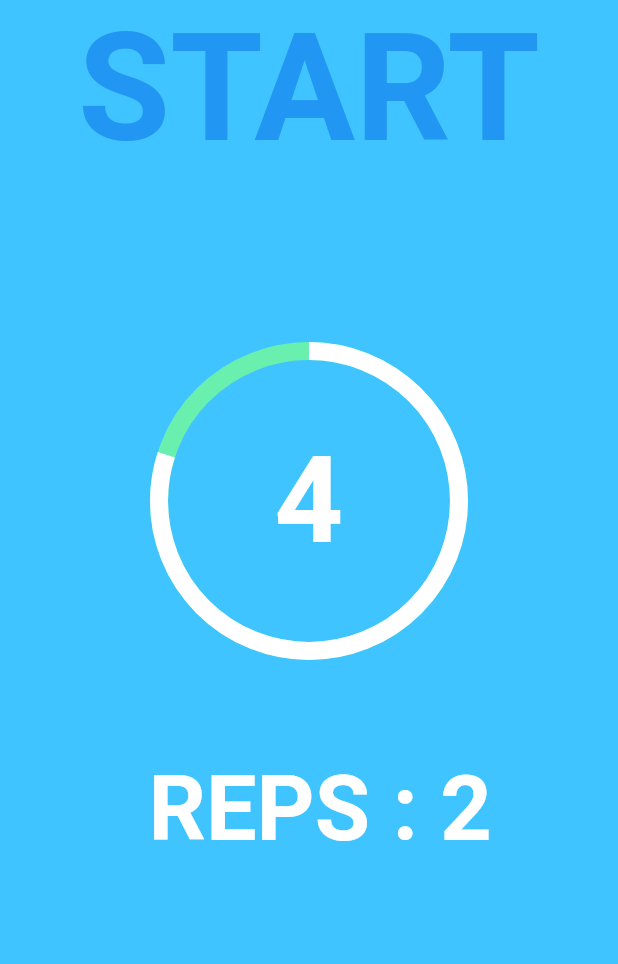
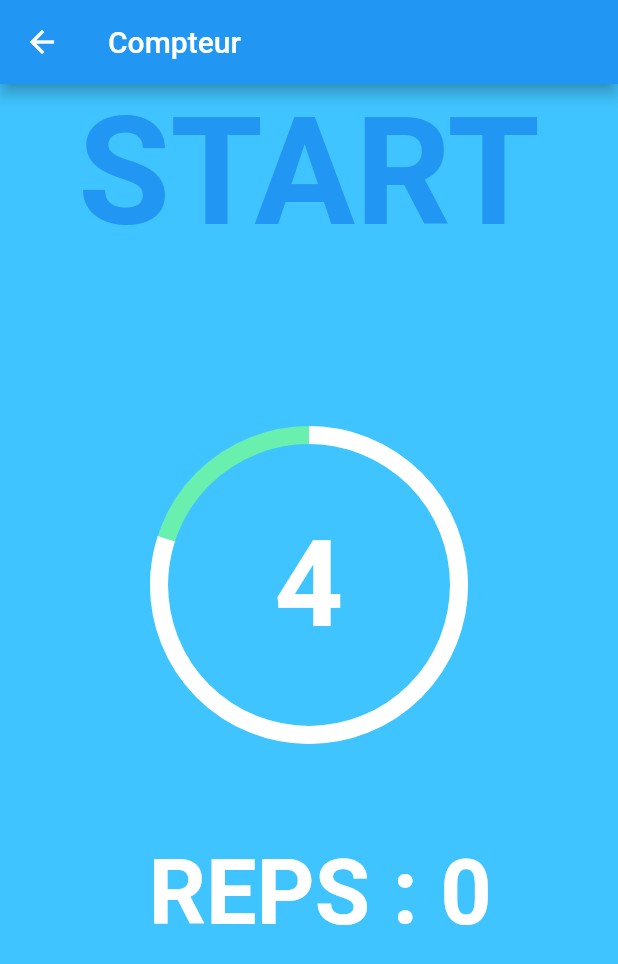
Before and after one commit to AnthonyStede/TrainTimerFlutter, a Flutter app: the screen it shows after launch, after a tap on "GO !", on a phone screen of 412 x 824 dp. Shown: the top 964 px of the screen. Run offline on Flutter 3.47's test engine with Material 2 defaults, Android fonts, the phone set to English and light mode, and no system bars.

Commit message:
pass the data to compteur, now can config work time, wait time and number of rep

```diff
--- a/train_timer/lib/main.dart
+++ b/train_timer/lib/main.dart
@@ -1,5 +1,6 @@
 import 'dart:async';
 import 'package:flutter/material.dart';
+import 'package:flutter/services.dart';
 import 'package:train_timer/timerPage.dart';
 import 'package:train_timer/timerParameter.dart';
 
@@ -18,7 +19,7 @@ class MyApp extends StatelessWidget {
       theme: ThemeData(
         primarySwatch: Colors.blue,
       ),
-      home: MyHomePage(title: 'Timer', timerParameter: TimerParameter(0,0,0)),
+      home: MyHomePage(title: 'Timer', timerParameter: TimerParameter("0","0","0")),
     );
   }
 }
@@ -27,7 +28,9 @@ class MyHomePage extends StatelessWidget {
   MyHomePage({Key? key, required this.title, required this.timerParameter}) : super(key: key);
   final String title;
   TimerParameter timerParameter;
-
+  get nbreReps => timerParameter.nbreReps;
+  get secondsWork => timerParameter.secondsWork;
+  get secondsWait => timerParameter.secondsWait;
   @override
   Widget build(BuildContext context){
     return Scaffold(
@@ -43,46 +46,50 @@ class MyHomePage extends StatelessWidget {
                 ...[
                   TextFormField(
                     autofocus: true,
+                    keyboardType: TextInputType.number,
                     textInputAction: TextInputAction.next,
                     decoration: const InputDecoration(
                       filled: true,
-                      hintText: "temps d'exercice",
-                      labelText: "temps d'exercice",
+                      hintText: "Work Time",
+                      labelText: "Work Time",
                     ),
-                    onChanged: (value) {
-                      timerParameter.secondsWork = value as int;
+                      onChanged: (value) {
+                      timerParameter.secondsWork = value as String;
                     },
                   ),
                   TextFormField(
                     autofocus: true,
+                    keyboardType: TextInputType.number,
                     textInputAction: TextInputAction.next,
                     decoration: const InputDecoration(
                       filled: true,
-                      hintText: "temps de repos",
-                      labelText: "temps de repos",
+                      hintText: "Rest Time",
+                      labelText: "Rest Time",
                     ),
                     onChanged: (value) {
-                      timerParameter.secondsWait = value as int;
+                      timerParameter.secondsWait = value as String;
                     },
                   ),
                   TextFormField(
                     autofocus: true,
+                    keyboardType: TextInputType.number,
                     textInputAction: TextInputAction.next,
                     decoration: const InputDecoration(
                       filled: true,
-                      hintText: "nombres de répétitions",
-                      labelText: "nombres de répétitions",
+                      hintText: "number of repetitions",
+                      labelText: "number of repetitions",
                     ),
                     onChanged: (value) {
-                      timerParameter.nbreReps = value as int;
+                      timerParameter.nbreReps = value as String;
                     },
                   ),
                   TextButton(
+
                     child: const Text("GO !"),
                     onPressed: () =>
                       Navigator.push(context, MaterialPageRoute(
-                          builder: (context) => const TimerPage(title: 'Timer')))
-
+                          builder: (context) =>
+                          TimerPage(title: 'Timer',rep:nbreReps,secondsWait:secondsWait ,secondsWork:secondsWork,)))
                   )
                 ]
               ]
--- a/train_timer/lib/timerPage.dart
+++ b/train_timer/lib/timerPage.dart
@@ -1,32 +1,34 @@
 import 'dart:async';
 import 'package:flutter/material.dart';
+import 'package:train_timer/timerParameter.dart';
 
 
 
 class TimerPage extends StatefulWidget {
-  const TimerPage({Key? key, required this.title}) : super(key: key);
+  const TimerPage({Key? key, required this.title,required this.rep,required this.secondsWait,required this.secondsWork}) : super(key: key);
   final String title;
+  final String rep;
+  final String secondsWork;
+  final String secondsWait;
   @override
   State<TimerPage> createState() => _TimerPageState();
 }
 
 class _TimerPageState extends State<TimerPage> {
-  static const maxSecondsWork = 60;
-  static const maxSecondsWait = 10;
-  static const maxRep = 2;
+
   String task = "START";
   Color bgColor = Colors.lightBlueAccent;
   Color textColor = Colors.blue;
   bool onStart = true;
-  int rep = maxRep;
-  int secondsWork = maxSecondsWork;
-  int secondsWait = maxSecondsWait;
   int seconds = 5;
   int state = 0;
   int circularSeconds = 5;
   Timer? timer;
-  void startTimer(){
+  int showRep =0;
+
+  void startTimer(int rep,int secondsWork,int secondsWait){
     final timerDone = seconds == 0;
+    showRep = rep;
     timer = Timer.periodic(Duration(seconds : 1), (_) {
       if (seconds > 0) {
         setState(() => seconds--);
@@ -35,8 +37,8 @@ class _TimerPageState extends State<TimerPage> {
         if(rep > 0){
           if(state == 0){
             state = 1;
-            seconds = maxSecondsWork;
-            circularSeconds = maxSecondsWork;
+            seconds = secondsWork;
+            circularSeconds = secondsWork;
             setState(() {
               task = "WORK";
               textColor = Colors.green;
@@ -45,19 +47,20 @@ class _TimerPageState extends State<TimerPage> {
           }
           else if(state == 1){
             state = 2;
-            seconds = maxSecondsWait;
-            circularSeconds = maxSecondsWait;
+            seconds = secondsWait;
+            circularSeconds = secondsWait;
             setState(() {
               task = "REST";
               textColor = Colors.pink;
               bgColor = Colors.pinkAccent;
               rep--;
+              showRep--;
             });
           }
           else{
             state = 1;
-            seconds = maxSecondsWork;
-            circularSeconds = maxSecondsWork;
+            seconds = secondsWork;
+            circularSeconds = secondsWork;
             setState(() {
               task = "WORK";
               textColor = Colors.green;
@@ -75,6 +78,10 @@ class _TimerPageState extends State<TimerPage> {
   Widget build(BuildContext context) {
 
     return Scaffold(
+      appBar: AppBar(
+        title: Text("Compteur"),
+        leading: BackButton(),
+      ),
       backgroundColor: bgColor,
       body: Center(
 
@@ -127,7 +134,7 @@ class _TimerPageState extends State<TimerPage> {
   }
   Widget buildTextRep() {
     return Text(
-        "\n REPS : " + '$rep',
+        "\n REPS : " + '$showRep',
         style: TextStyle(
           fontWeight: FontWeight.bold,
           color: Colors.white,
@@ -135,9 +142,13 @@ class _TimerPageState extends State<TimerPage> {
         )
     );
   }
+
   @override
   void initState() {
     super.initState();
-    startTimer();
+    var rep= int.parse(widget.rep);
+    var secondsWork= int.parse(widget.secondsWork);
+    var secondsWait= int.parse(widget.secondsWait);
+    startTimer(rep,secondsWork,secondsWait);
   }
 }
--- a/train_timer/lib/timerParameter.dart
+++ b/train_timer/lib/timerParameter.dart
@@ -1,9 +1,9 @@
 import 'package:flutter/material.dart';
 
 class TimerParameter {
-  int secondsWork;
-  int secondsWait;
-  int nbreReps;
+  String secondsWork;
+  String secondsWait;
+  String nbreReps;
 
   TimerParameter(this.secondsWork, this.secondsWait, this.nbreReps);
 }
```
Also changed, not shown: train_timer/pubspec.lock.
